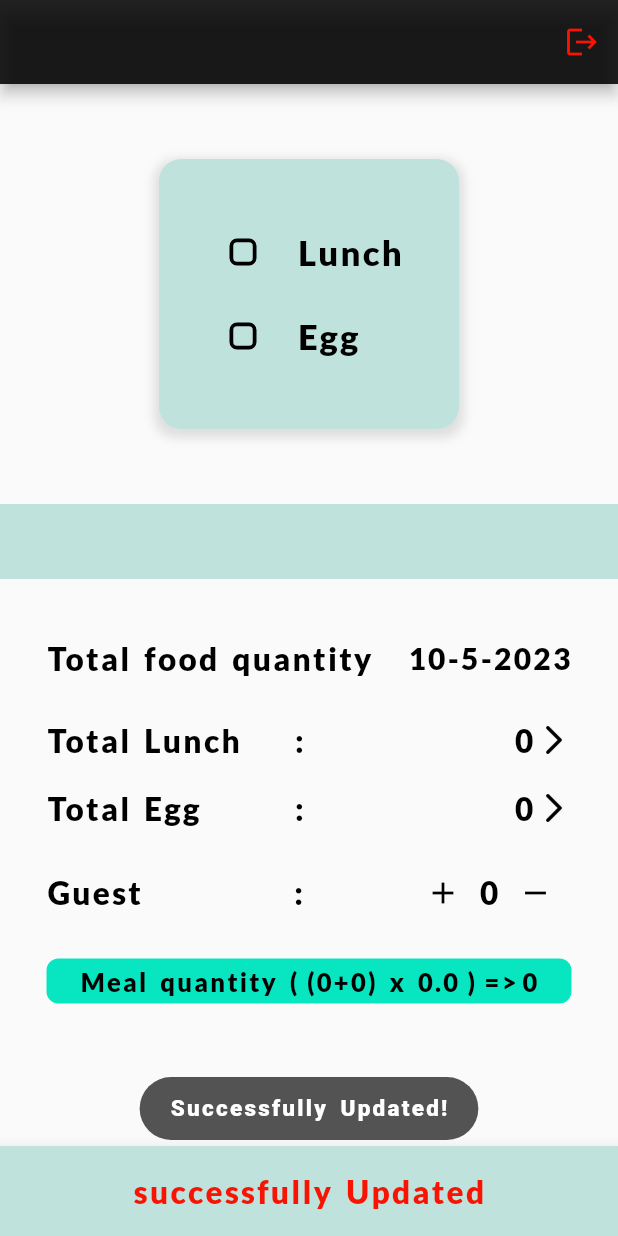
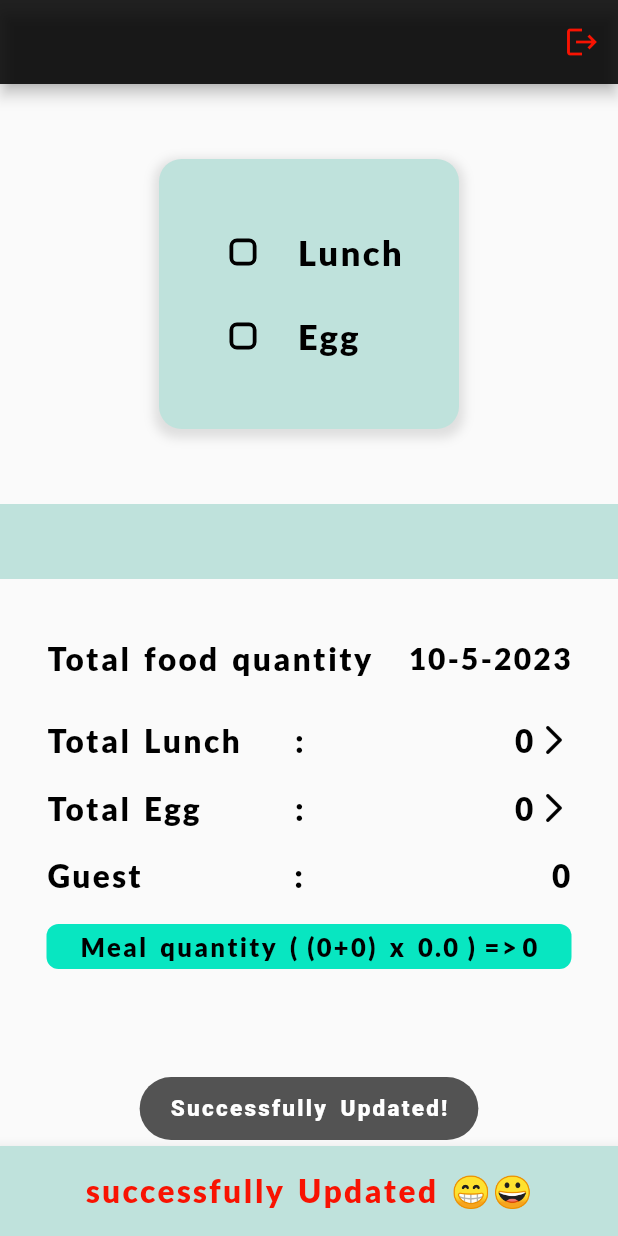
Before and after one commit to mahesheasy/lunch_repository, a Flutter app: the screen it shows once a user with an empty profile is signed in, after a tap on "yes", on a phone screen of 412 x 824 dp. Run offline on Flutter 3.47's test engine with Material 2 defaults, Android fonts, the phone set to English and light mode, and no system bars; our stand-ins replace cloud_firestore, firebase_auth, firebase_core, firebase_remote_config, flutter_local_notifications, google_fonts and 2 more; accounts and stored records are empty; network calls fail.

Commit message:
newly added features like add and delete guest buttons and some restrictions based on the user and admin

```diff
--- a/lib/home/bottombarcontant.dart
+++ b/lib/home/bottombarcontant.dart
@@ -8,6 +8,7 @@ import 'package:lunch_app/home/user_bottom_bar.dart';
 Widget Bottomappbarcontant(BuildContext context, totallunchcount, totaleggcount,
     meal_quantity, isLunchProvided, fixedTime,
     [Future<void>? guestlunchaddcount]) {
+  //
   final user = FirebaseAuth.instance.currentUser;
 
   final admin = FirebaseRemoteConfig.instance.getString('lunch_admin');
@@ -20,17 +21,16 @@ Widget Bottomappbarcontant(BuildContext context, totallunchcount, totaleggcount,
       onPress: () => guestlunchaddcount,
     );
   } else if (now.hour < fixedTime) {
-    // return userbottombar(context,"You have to update the food");
     if (isLunchProvided) {
-      return userbottombar(context, "successfully Updated");
+      return userbottombar(context, "successfully Updated 😁😀");
     } else {
-      return userbottombar(context, "you have to update the food");
+      return userbottombar(context, "you have to update the food 🥱😋");
     }
   } else if (now.hour >= fixedTime) {
     if (isLunchProvided) {
-      return userbottombar(context, "successfully Updated");
+      return userbottombar(context, "successfully Updated 😁😀");
     } else {
-      return userbottombar(context, "you missed the lunch");
+      return userbottombar(context, "you missed the lunch 😶😌");
     }
   } else {
     return SizedBox();
--- a/lib/home/guest_display.dart
+++ b/lib/home/guest_display.dart
@@ -1,33 +1,35 @@
+import 'package:firebase_remote_config/firebase_remote_config.dart';
+import 'package:cloud_firestore/cloud_firestore.dart';
+import 'package:firebase_auth/firebase_auth.dart';
+import 'package:flutter/material.dart';
+import 'package:toast/toast.dart';
 
-//import 'package:firebase_auth/firebase_auth.dart';
-//import 'package:firebase_remote_config/firebase_remote_config.dart';
-import 'package:flutter/material.dart';
+final admin = FirebaseRemoteConfig.instance.getString('lunch_admin');
 
-
-//final admin = FirebaseRemoteConfig.instance.getString('lunch_admin');
-
-    //final user = FirebaseAuth.instance.currentUser;
-   // var email = user!.email!;
 class guest_display extends StatelessWidget {
-
-
-
   const guest_display({
     super.key,
     required this.guestlunchremovecount,
     required this.guestcount,
-  //required this.fixedTime,
+    required this.fetchtotalguestcount,
+    required this.fixedTime,
   });
+  final fetchtotalguestcount;
   final guestlunchremovecount;
-  final  guestcount;
- // final fixedTime;
+  final guestcount;
+  final fixedTime;
 
   @override
   Widget build(BuildContext context) {
+    var now = DateTime.now();
+    final user = FirebaseAuth.instance.currentUser;
+    var email = user!.email!;
+    CollectionReference lunch = FirebaseFirestore.instance
+        .collection('lunch_${now.day}-${now.month}-${now.year}');
+
     return Row(
       mainAxisAlignment: MainAxisAlignment.spaceBetween,
       children: [
-
         Expanded(
           child: Text(
             "Guest",
@@ -37,7 +39,6 @@ class guest_display extends StatelessWidget {
                 ),
           ),
         ),
-
         Padding(
           padding: EdgeInsets.only(right: 25),
           child: SizedBox(
@@ -55,40 +56,39 @@ class guest_display extends StatelessWidget {
           child: Row(
             mainAxisAlignment: MainAxisAlignment.end,
             children: [
-             // if (DateTime.now().hour >= fixedTime && user?.email == admin)
-
+              if (now.hour >= fixedTime && user.email == admin)
                 IconButton(
-           // padding: EdgeInsets.only(left: 200),
-
                     onPressed: () {
                       guestlunchremovecount?.call();
+                       Toast.show("Removed Successfully 👍",
+      duration: Toast.lengthShort, gravity: Toast.bottom);
+
+                    },
+                    icon: Icon(
+                      Icons.remove,
+                      color: Color.fromARGB(255, 0, 0, 0),
+                    )),
+              Text(
+                guestcount.toString(),
+                style: Theme.of(context).textTheme.bodyMedium!.copyWith(
+                      fontSize: 21,
+                    ),
+              ),
+              if (now.hour >= fixedTime && user.email == admin)
+                IconButton(
+                  onPressed: () async {
+                    await callbackforguest(context, lunch, now);
+                    fetchtotalguestcount?.call();
                   },
                   icon: Icon(
                     Icons.add,
                     color: Color.fromARGB(255, 0, 0, 0),
-
-              )),
-
-
-             Text(
-              guestcount.toString(),
-             // textAlign: TextAlign.end,
-              style: Theme.of(context).textTheme.bodyMedium!.copyWith(
-                    fontSize: 21,
                   ),
                 ),
-
-          //SizedBox(width: 24,)
-
-          IconButton(
-              onPressed: () {
-                guestlunchremovecount?.call();
-              },
-              icon: Icon(
-                Icons.remove,
-                color: Color.fromARGB(255, 0, 0, 0),
-
-              ))
+              if (user.email != admin)
+                SizedBox(
+                  width: 24,
+                ),
             ],
           ),
         )
@@ -96,3 +96,19 @@ class guest_display extends StatelessWidget {
     );
   }
 }
+
+Future<void> callbackforguest(
+    BuildContext context, CollectionReference<Object?> lunch, now) async {
+  Toast.show("Added Successfully 👍",
+      duration: Toast.lengthShort, gravity: Toast.bottom);
+
+  final user = FirebaseAuth.instance.currentUser;
+  var user_email = user!.email!;
+  lunch.add({
+    'egg': false,
+    'guestlunch': true,
+    'admin': user_email,
+    'date': "${now.day}-${now.month}-${now.year}",
+    'guest': "guest@easycloud.in",
+  });
+}
--- a/lib/home/home_page.dart
+++ b/lib/home/home_page.dart
@@ -170,6 +170,7 @@ class _HomePageState extends State<HomePage> {
         onRefresh: () async {
           fortotallunch();
           fortotalegg();
+
           return Future.delayed(Duration(milliseconds: 1500));
         },
         displacement: 5,
@@ -273,7 +274,9 @@ class _HomePageState extends State<HomePage> {
                   meal_quantity,
                   food_multiplier,
                   guestcount,
-                  guestlunchremovecount),
+                  fixedTime,
+                  guestlunchremovecount,
+                  fetchtotalguestcount),
             ],
           ),
         ),
@@ -293,7 +296,8 @@ class _HomePageState extends State<HomePage> {
                     meal_quantity,
                     _isLunchProvided,
                     fixedTime,
-                    fetchtotalguestcount()),
+                    fetchtotalguestcount()
+                   ),//
               ],
             ),
           ),
--- a/lib/home/home_page_buttons.dart
+++ b/lib/home/home_page_buttons.dart
@@ -4,9 +4,8 @@ import 'package:cloud_firestore/cloud_firestore.dart';
 import 'package:google_fonts/google_fonts.dart';
 import 'package:flutter/services.dart';
 import 'package:toast/toast.dart';
-//import 'package:firebase_remote_config/firebase_remote_config.dart';
 
-List buttonNames = ['yes','Copy','fgh'];
+List buttonNames = ['yes','Copy'];
 CollectionReference lunch = FirebaseFirestore.instance
     .collection('lunch_${now.day}-${now.month}-${now.year}');
 var now = DateTime.now();
@@ -34,7 +33,7 @@ Widget logoutsubmitSharebtn(
         style: ButtonStyle(
           textStyle: MaterialStatePropertyAll(GoogleFonts.lato(
             fontSize: 17,
-            // Color.fromARGB(255, 5, 5, 5)
+
             color: Colors.black,
             fontWeight: FontWeight.bold,
           )),
@@ -54,7 +53,7 @@ Widget logoutsubmitSharebtn(
             color: Colors.black87, // text color
           ),
         ));
-  } else if (buttonNamesIndex == 0){
+  } else{
     return ElevatedButton(
         style: ButtonStyle(
             textStyle: MaterialStatePropertyAll(GoogleFonts.lato(
@@ -69,31 +68,6 @@ Widget logoutsubmitSharebtn(
             minimumSize: MaterialStatePropertyAll(Size(20, 20))),
         onPressed: () async {
           await callbackforyes(
-              buttonNamesIndex, context, _lunchisChecked, _eggisChecked);
-          // Handle the result here
-          onPress?.call();
-        },
-        child: Text(
-          buttonNames[buttonNamesIndex],
-          style: TextStyle(
-            color: Colors.black87, // text color
-          ),
-        ));
-  }else {
- return ElevatedButton(
-        style: ButtonStyle(
-            textStyle: MaterialStatePropertyAll(GoogleFonts.lato(
-              fontSize: 23,
-              color: Colors.black,
-              fontWeight: FontWeight.bold,
-            )),
-            elevation: MaterialStatePropertyAll(4),
-            backgroundColor:
-                MaterialStatePropertyAll(Color.fromARGB(255, 200, 192, 234)),
-            padding: MaterialStatePropertyAll(EdgeInsets.all(4)),
-            minimumSize: MaterialStatePropertyAll(Size(20, 20))),
-        onPressed: () async {
-          await callbackforguest(
               buttonNamesIndex, context, _lunchisChecked, _eggisChecked);
           // Handle the result here
           onPress?.call();
@@ -124,21 +98,3 @@ Future<void> callbackforyes(int buttonNamesIndex,
     });
   }
 }
-
-Future<void> callbackforguest(int buttonNamesIndex,
-    BuildContext context, _lunchisChecked, _eggisChecked) async {
-  if (buttonNamesIndex == 2) {
-    Toast.show("Successfully Updated!",
-        duration: Toast.lengthShort, gravity: Toast.bottom);
-
-    final user = FirebaseAuth.instance.currentUser;
-    var user_email = user!.email!;
-    lunch.add({
-      'egg': false,
-      'guestlunch': true,
-      'admin': user_email,
-      'date': "${now.day}-${now.month}-${now.year}",
-      'guest':"guest@easycloud.in",
-    });
-  }
-}
--- a/lib/home/total_quantaty_count_widgit_display.dart
+++ b/lib/home/total_quantaty_count_widgit_display.dart
@@ -11,7 +11,8 @@ Container Totalquantatydisplay(
     meal_quantity,
     food_multiplier,
    [ guestcount,
-    Future<void> Function()? guestlunchremovecount]) {
+     fixedTime,
+    Future<void> Function()? guestlunchremovecount,Future<void> Function()? fetchtotalguestcount]) {
   return Container(
     width: 350,
     margin: EdgeInsets.only(
@@ -57,7 +58,7 @@ Container Totalquantatydisplay(
         SizedBox(
           height: 20,
         ),
-        guest_display(guestcount: guestcount,guestlunchremovecount: guestlunchremovecount ),//,fixedTime: fixedTime
+        guest_display(guestcount: guestcount,guestlunchremovecount: guestlunchremovecount,fetchtotalguestcount: fetchtotalguestcount,fixedTime: fixedTime ),//,fixedTime: fixedTime
         SizedBox(
           height: 20,
         ),
```
Also changed, not shown: lib/home/admin_bottom_bar.dart (+8 -15 lines). Lines whose indentation alone changed are shown as unchanged.
